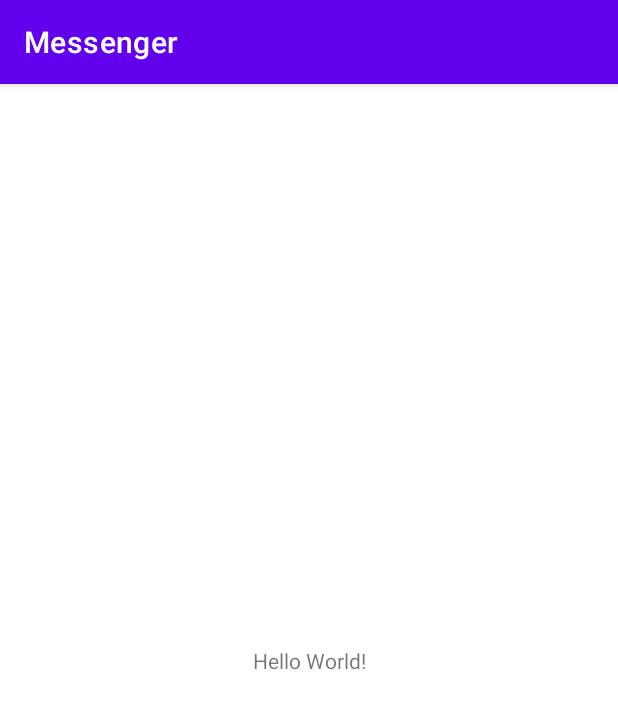
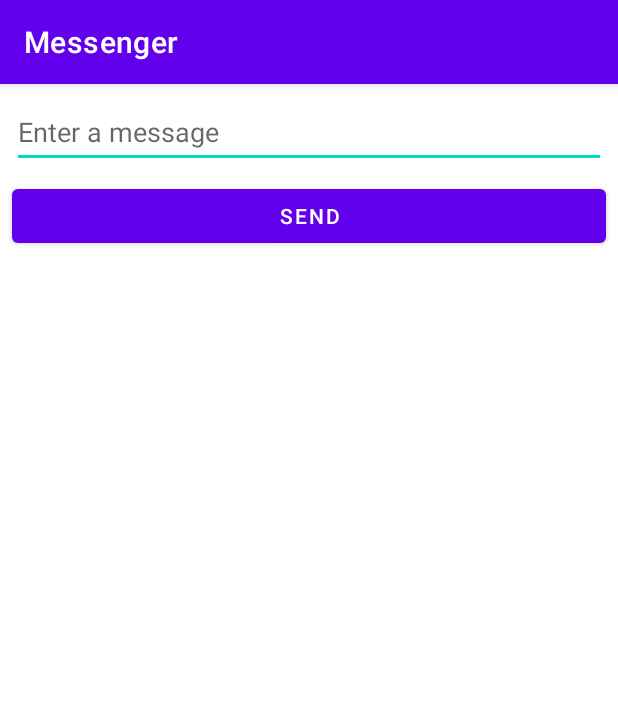
Before and after one commit to dgmedvedev/Messenger, an Android app: the screen it shows after launch (MainActivity before the commit, CreateMessageActivity after it), on a phone screen of 412 x 824 dp. Shown: the top 709 px of the screen. Run offline under Robolectric (Android 15) with nearby library versions, the phone set to English and light mode, and no system bars.

Commit message:
add CreateMessageActivity add ReceivedMessageActivity

```diff
--- a/app/src/main/AndroidManifest.xml
+++ b/app/src/main/AndroidManifest.xml
@@ -12,7 +12,10 @@
         android:theme="@style/Theme.Messenger"
         tools:targetApi="31">
         <activity
-            android:name=".MainActivity"
+            android:name=".ReceivedMessageActivity"
+            android:exported="false" />
+        <activity
+            android:name=".CreateMessageActivity"
             android:exported="true">
             <intent-filter>
                 <action android:name="android.intent.action.MAIN" />
--- /dev/null
+++ b/app/src/main/java/demo/com/CreateMessageActivity.java
@@ -0,0 +1,29 @@
+package demo.com;
+
+import androidx.appcompat.app.AppCompatActivity;
+
+import android.content.Intent;
+import android.os.Bundle;
+import android.widget.Button;
+import android.widget.EditText;
+
+public class CreateMessageActivity extends AppCompatActivity {
+
+    private EditText editTextMsg;
+
+    @Override
+    protected void onCreate(Bundle savedInstanceState) {
+        super.onCreate(savedInstanceState);
+        setContentView(R.layout.activity_message_create);
+
+        editTextMsg = findViewById(R.id.editTextMessage);
+        Button buttonSend = findViewById(R.id.buttonSend);
+
+        buttonSend.setOnClickListener(view -> {
+            String msg = editTextMsg.getText().toString();
+            Intent intent = new Intent(this, ReceivedMessageActivity.class);
+            intent.putExtra("message", msg); // вложили в intent данные
+            startActivity(intent);
+        });
+    }
+}
--- a/app/src/main/java/demo/com/MainActivity.java
+++ /dev/null
@@ -1,14 +0,0 @@
-package demo.com;
-
-import androidx.appcompat.app.AppCompatActivity;
-
-import android.os.Bundle;
-
-public class MainActivity extends AppCompatActivity {
-
-    @Override
-    protected void onCreate(Bundle savedInstanceState) {
-        super.onCreate(savedInstanceState);
-        setContentView(R.layout.activity_main);
-    }
-}
--- /dev/null
+++ b/app/src/main/res/layout/activity_message_create.xml
@@ -0,0 +1,31 @@
+<?xml version="1.0" encoding="utf-8"?>
+<androidx.constraintlayout.widget.ConstraintLayout xmlns:android="http://schemas.android.com/apk/res/android"
+    xmlns:app="http://schemas.android.com/apk/res-auto"
+    xmlns:tools="http://schemas.android.com/tools"
+    android:layout_width="match_parent"
+    android:layout_height="match_parent"
+    tools:context=".CreateMessageActivity">
+
+    <EditText
+        android:id="@+id/editTextMessage"
+        android:layout_width="0dp"
+        android:layout_height="48sp"
+        android:layout_margin="8dp"
+        android:autofillHints="Your message"
+        android:ems="10"
+        android:hint="@string/hint_enter_msg"
+        android:inputType="textPersonName"
+        app:layout_constraintEnd_toEndOf="parent"
+        app:layout_constraintStart_toStartOf="parent"
+        app:layout_constraintTop_toTopOf="parent" />
+
+    <Button
+        android:id="@+id/buttonSend"
+        android:layout_width="0dp"
+        android:layout_height="wrap_content"
+        android:layout_margin="8dp"
+        android:text="@string/button_send"
+        app:layout_constraintEnd_toEndOf="parent"
+        app:layout_constraintStart_toStartOf="parent"
+        app:layout_constraintTop_toBottomOf="@+id/editTextMessage" />
+</androidx.constraintlayout.widget.ConstraintLayout>
--- a/app/src/main/res/layout/activity_main.xml
+++ b/app/src/main/res/layout/activity_received_message.xml
@@ -4,15 +4,14 @@
     xmlns:tools="http://schemas.android.com/tools"
     android:layout_width="match_parent"
     android:layout_height="match_parent"
-    tools:context=".MainActivity">
+    tools:context=".ReceivedMessageActivity">
 
     <TextView
-        android:layout_width="wrap_content"
+        android:id="@+id/textViewReceivedMessage"
+        android:layout_width="0dp"
         android:layout_height="wrap_content"
-        android:text="Hello World!"
-        app:layout_constraintBottom_toBottomOf="parent"
+        android:layout_margin="8dp"
         app:layout_constraintEnd_toEndOf="parent"
         app:layout_constraintStart_toStartOf="parent"
         app:layout_constraintTop_toTopOf="parent" />
-
 </androidx.constraintlayout.widget.ConstraintLayout>
--- a/app/src/main/res/values/strings.xml
+++ b/app/src/main/res/values/strings.xml
@@ -1,3 +1,6 @@
 <resources>
     <string name="app_name">Messenger</string>
+    <string name="name_plain_text_message">Name</string>
+    <string name="button_send">Send</string>
+    <string name="hint_enter_msg">Enter a message</string>
 </resources>
```
Also changed, not shown: app/src/main/java/demo/com/ReceivedMessageActivity.java (added, +23 -0 lines).
